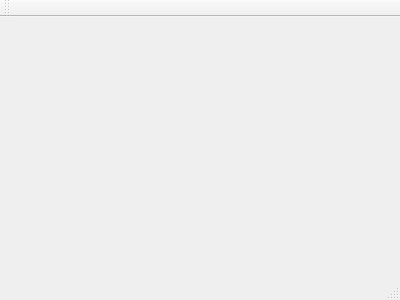
This is mainwindow.ui in Darhal/Trottipret as Qt 5 draws it before an edit. The edited form follows.
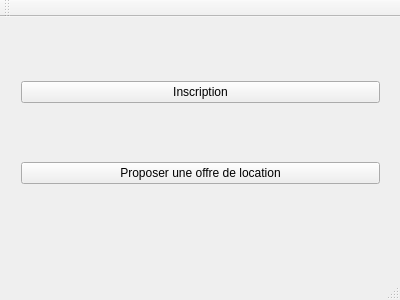
This is the edited form.

Commit message: Connected Inscription window to some functionality

The edit to the form file:
```diff
--- a/mainwindow.ui
+++ b/mainwindow.ui
@@ -13,7 +13,34 @@
   <property name="windowTitle">
    <string>MainWindow</string>
   </property>
-  <widget class="QWidget" name="centralWidget"/>
+  <widget class="QWidget" name="centralWidget">
+   <widget class="QWidget" name="verticalLayoutWidget">
+    <property name="geometry">
+     <rect>
+      <x>10</x>
+      <y>0</y>
+      <width>381</width>
+      <height>231</height>
+     </rect>
+    </property>
+    <layout class="QVBoxLayout" name="verticalLayout">
+     <item>
+      <widget class="QPushButton" name="InscriptionButton">
+       <property name="text">
+        <string>Inscription</string>
+       </property>
+      </widget>
+     </item>
+     <item>
+      <widget class="QPushButton" name="OffreLocationButton">
+       <property name="text">
+        <string>Proposer une offre de location</string>
+       </property>
+      </widget>
+     </item>
+    </layout>
+   </widget>
+  </widget>
   <widget class="QMenuBar" name="menuBar">
    <property name="geometry">
     <rect>
```
The commit also changes 11 other files.
